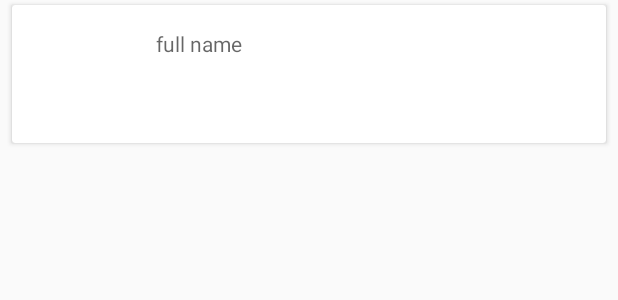
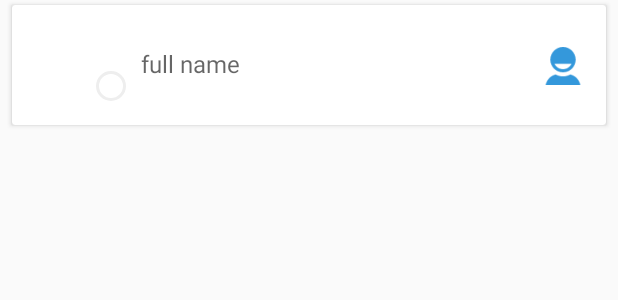
Before and after one commit to maaliHasan/RainbowSDK, an Android app: the layout contact_container.xml on its own in the app's theme, with its tools: preview values and no code run, on a phone screen of 412 x 824 dp. Shown: the top 300 px of the screen. Run offline under Robolectric (Android 15) with nearby library versions, the phone set to English and light mode, and no system bars.

Commit message:
view contacts inside recycleview -task 1 is done

```diff
--- a/app/build.gradle
+++ b/app/build.gradle
@@ -36,7 +36,7 @@ dependencies {
     })
     compile 'com.android.support:multidex:1.0.0'
     compile 'com.github.bumptech.glide:glide:3.7.0'
-    compile 'com.google.code.gson:gson:2.2.+'
+    compile 'com.google.code.gson:gson:2.2.4'
     compile 'com.android.support:appcompat-v7:26.+'
     compile 'com.android.support.constraint:constraint-layout:1.0.2'
     compile 'com.github.Rainbow-CPaaS:Rainbow-Android-SDK:1.27.0'
--- /dev/null
+++ b/app/src/main/res/drawable/status_text.xml
@@ -0,0 +1,17 @@
+<shape xmlns:android="http://schemas.android.com/apk/res/android"
+    android:shape="oval"
+
+    android:layout_width="wrap_content"
+    android:layout_height="wrap_content">
+
+<solid android:color="#FFFFFF" />
+
+<stroke
+    android:width="2dp"
+    android:color="#EEEEEE" />
+
+    <size
+        android:height="60dp"
+        android:width="60dp" />
+
+</shape>
--- a/app/src/main/res/layout/contact_container.xml
+++ b/app/src/main/res/layout/contact_container.xml
@@ -3,17 +3,18 @@
     xmlns:android="http://schemas.android.com/apk/res/android"
     xmlns:app="http://schemas.android.com/apk/res-auto"
     android:layout_height="wrap_content"
+    android:layout_width="match_parent"
     android:layout_marginStart="8dp"
     android:layout_marginEnd="8dp"
     android:layout_marginTop="3dp"
     android:layout_marginBottom="3dp"
     android:elevation="4dp"
     android:id="@+id/card_view"
-    android:layout_width="match_parent">
+    >
 
     <RelativeLayout
         android:layout_width="match_parent"
-        android:layout_height="wrap_content"
+        android:layout_height="80dp"
         android:padding="@dimen/activity_horizontal_margin">
 
         <de.hdodenhof.circleimageview.CircleImageView
@@ -28,13 +29,29 @@
             android:layout_width="wrap_content"
             android:layout_height="wrap_content"
             android:layout_centerHorizontal="true"
-            android:layout_marginBottom="15dp"
+            android:layout_centerInParent="true"
+            android:layout_marginLeft="10dp"
             android:layout_toRightOf="@+id/profile_pic"
             android:paddingBottom="2dip"
-            android:paddingLeft="20dp"
-            android:textSize="14sp"
+            android:textSize="16sp"
             android:textColor="@android:color/black"
             android:hint="full name "/>
+        <TextView
+            android:layout_width="20dp"
+            android:layout_height="20dp"
+            android:id="@+id/status"
+            android:background="@drawable/status_text"
+            android:layout_alignParentBottom="true"
+            android:layout_toLeftOf="@+id/fullName"
+            android:layout_toStartOf="@+id/fullName" />
+
+        <ImageView
+            android:layout_width="25dp"
+            android:layout_height="25dp"
+            android:background="@drawable/ic_user_info"
+            android:layout_alignTop="@+id/fullName"
+            android:layout_alignParentRight="true"
+            android:layout_alignParentEnd="true" />
 
 
     </RelativeLayout>
--- a/app/src/main/res/menu/menu_main.xml
+++ b/app/src/main/res/menu/menu_main.xml
@@ -8,4 +8,5 @@
         android:icon="@drawable/ic_search"
         app:actionViewClass="android.support.v7.widget.SearchView"
         app:showAsAction="ifRoom|collapseActionView"/>
+
 </menu>
```
Also changed, not shown: app/src/main/java/com/example/mhasan/rainbowsdk/activites/MainActivity.java (+28 -18 lines), app/src/main/java/com/example/mhasan/rainbowsdk/adapters/CategoriesAdApter.java (+17 -4 lines), app/src/main/java/com/example/mhasan/rainbowsdk/adapters/ContactsAdapter.java (+8 -0 lines), app/src/main/java/com/example/mhasan/rainbowsdk/fragments/ContactsFragment.java (+51 -47 lines), app/src/main/res/drawable/ic_search.png, app/src/main/res/drawable/ic_user_info.png (added).
